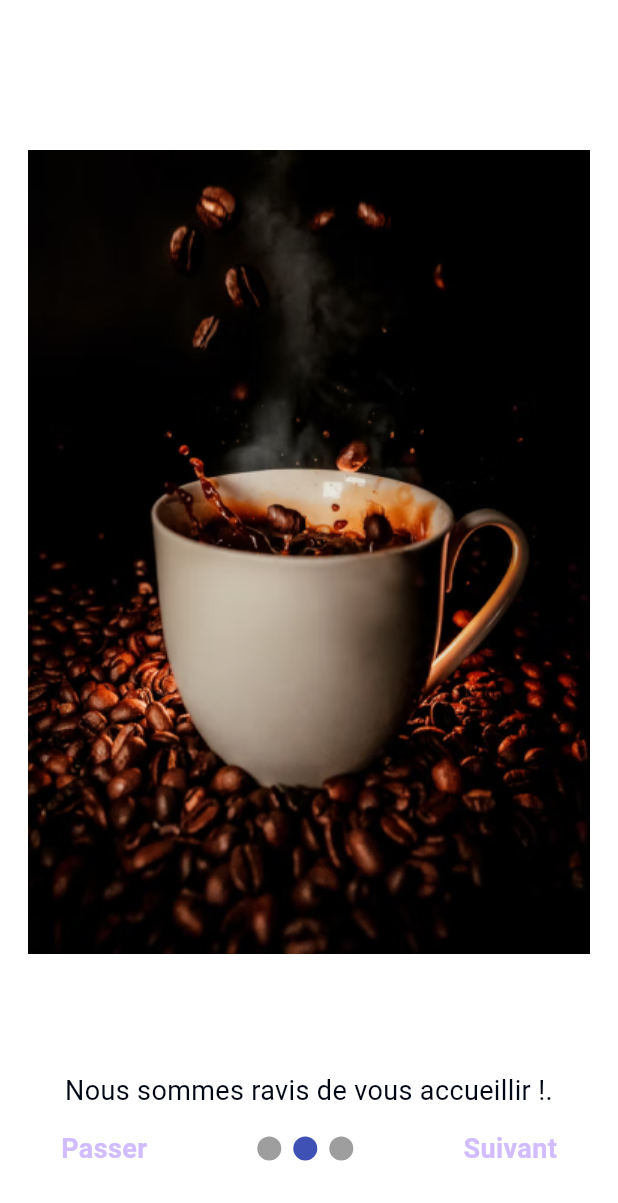
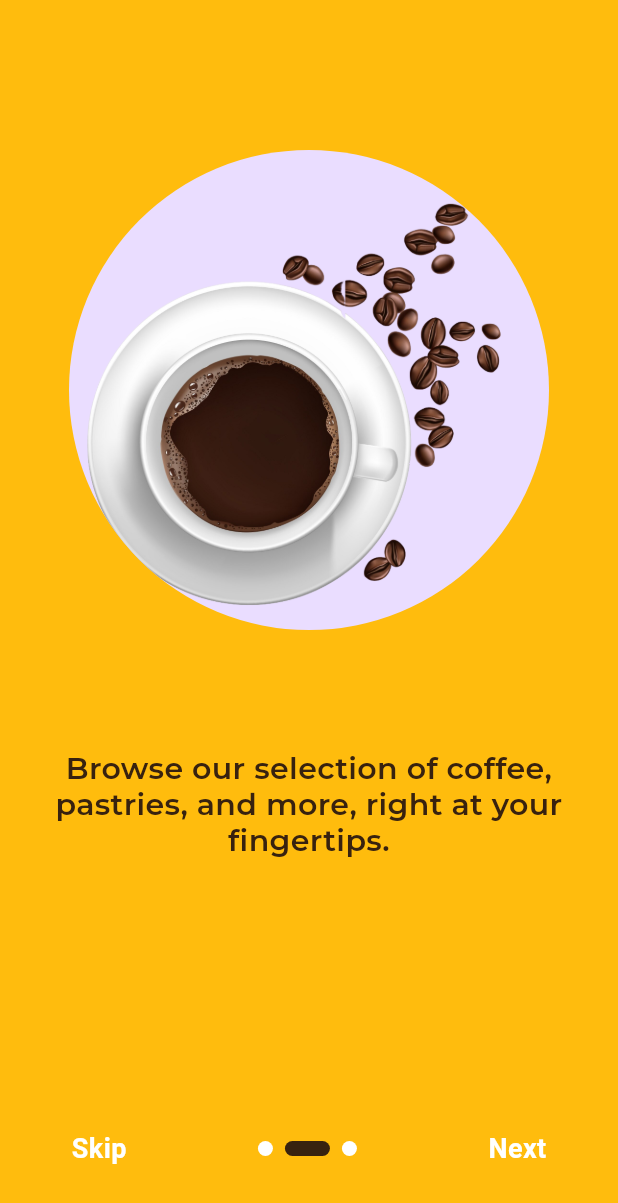
Before and after one commit to medDhiaAlaya/Barista, a Flutter app: the screen it shows after launch, swiped to page 2, on a phone screen of 412 x 824 dp. Shown: the top 1203 px of the screen. Run offline on Flutter 3.47's test engine with Material 3 defaults, Android fonts, the phone set to English and light mode, and no system bars; drawn by our look-alikes of smooth_page_indicator; our stand-ins replace bloc, cached_network_image, carousel_slider, cloud_firestore, connectivity_plus, file_picker and 8 more; missing offline and left inert: qr_code_scanner, wifi_iot; accounts and stored records are empty; Roboto replaces fonts that are missing (Kanit).

Commit message:
handle ui

```diff
--- /dev/null
+++ b/devtools_options.yaml
@@ -0,0 +1,3 @@
+description: This file stores settings for Dart & Flutter DevTools.
+documentation: https://docs.flutter.dev/tools/devtools/extensions#configure-extension-enablement-states
+extensions:
--- a/lib/main.dart
+++ b/lib/main.dart
@@ -61,7 +61,8 @@ class MyApp extends StatelessWidget {
         ],
         child: MaterialApp(
           debugShowCheckedModeBanner: false,
-          home: initialWidget,
+          home: OnBoardingScreen(),
+          //initialWidget,
         ),
       ),
     );
--- a/lib/presentation/on_boarding/on_boarding_screen.dart
+++ b/lib/presentation/on_boarding/on_boarding_screen.dart
@@ -1,7 +1,10 @@
+
 import 'package:barista/presentation/home/home.dart';
 import 'package:barista/shared/components/default_text.dart';
 import 'package:barista/shared/network/local/cache_helper.dart';
+import 'package:barista/shared/styles/colors.dart';
 import 'package:flutter/material.dart';
+import 'package:google_fonts/google_fonts.dart';
 import 'package:smooth_page_indicator/smooth_page_indicator.dart';
 
 class OnBoardingScreen extends StatefulWidget {
@@ -41,6 +44,7 @@ class _OnBoardingScreenState extends State<OnBoardingScreen> {
   @override
   Widget build(BuildContext context) {
     return Scaffold(
+      backgroundColor: kPrimaryColor,
       body: Stack(
         children: [
           PageView(
@@ -51,16 +55,14 @@ class _OnBoardingScreenState extends State<OnBoardingScreen> {
               });
             },
             children: [
+              introPage("Welcome to Barista", "1.png"),
               introPage(
-                  "Bienvenue",
-                  ""),
-              introPage(
-                "Nous sommes ravis de vous accueillir !.",
-                "",
+                "Browse our selection of coffee, pastries, and more, right at your fingertips.",
+                "3d-realistic-cup-coffee-beans.png",
               ),
               introPage(
-                "Bienvenue dans votre expérience !",
-                "",
+                "Enjoy seamless internet access with our easy-to-use WiFi connection feature.",
+                "omb3.jpeg",
               ),
             ],
           ),
@@ -77,15 +79,21 @@ class _OnBoardingScreenState extends State<OnBoardingScreen> {
                       borderRadius: BorderRadius.circular(8),
                     ),
                     child: DefaultText(
-                      text: 'Passer',
+                      text: 'Skip',
                       textSize: 18,
                       weight: FontWeight.w600,
-                      textColor: Theme.of(context).colorScheme.inversePrimary,
+                      textColor: Colors.white,
                     ),
                   ),
                 ),
                 SmoothPageIndicator(
                   controller: _controller,
+                  effect: const ExpandingDotsEffect(
+                    dotColor: Colors.white,
+                    activeDotColor: kSecondaryColor,
+                    dotHeight: 10,
+                    dotWidth: 10,
+                  ),
                   count: 3,
                 ),
                 InkWell(
@@ -94,7 +102,7 @@ class _OnBoardingScreenState extends State<OnBoardingScreen> {
                       onClick();
                     } else {
                       _controller.nextPage(
-                        duration: const Duration(milliseconds: 1000),
+                        duration: const Duration(milliseconds: 500),
                         curve: Curves.easeIn,
                       );
                     }
@@ -105,10 +113,10 @@ class _OnBoardingScreenState extends State<OnBoardingScreen> {
                       borderRadius: BorderRadius.circular(8),
                     ),
                     child: DefaultText(
-                      text: currentPage == 2 ? 'Fini' : 'Suivant',
+                      text: currentPage == 2 ? 'Done' : 'Next',
                       textSize: 18,
                       weight: FontWeight.w600,
-                      textColor: Theme.of(context).colorScheme.inversePrimary,
+                      textColor: Colors.white,
                     ),
                   ),
                 ),
@@ -121,26 +129,54 @@ class _OnBoardingScreenState extends State<OnBoardingScreen> {
   }
 
   Widget introPage(String text, String image) {
-    return Container(
-      color: Colors.white,
+    return AnimatedBuilder(
+      animation: _controller,
+      builder: (context, child) {
+        double value = 1.0;
+        if (_controller.position.haveDimensions) {
+          value = _controller.page! - currentPage;
+          value = (1 - (value.abs() * 0.3)).clamp(0.0, 1.0);
+        }
+        return Opacity(
+          opacity: value,
+          child: Transform(
+            transform: Matrix4.identity()..scale(value, value),
+            alignment: Alignment.center,
+            child: Container(
+              color: kPrimaryColor,
+              child: Padding(
+                padding: const EdgeInsets.symmetric(horizontal: 20.0),
                 child: Column(
                   children: [
                     const SizedBox(
                       height: 100,
                     ),
-          Image.asset(
-            'assets/images/welcome.png',
+                    CircleAvatar(
+                      backgroundImage: AssetImage(
+                        'assets/images/$image',
+                      ),
+                      radius: 160,
                     ),
                     const SizedBox(
                       height: 80,
                     ),
-          DefaultText(
-            text: text,
+                    Text(
+                      text,
                       textAlign: TextAlign.center,
-            textSize: 18,
+                      style: GoogleFonts.montserrat(
+                        height: 1.2,
+                        fontWeight: FontWeight.w600,
+                        color: kSecondaryColor,
+                        fontSize: 20,
+                      ),
                     ),
                   ],
                 ),
+              ),
+            ),
+          ),
+        );
+      },
     );
   }
 }
--- a/lib/presentation/products/products.dart
+++ b/lib/presentation/products/products.dart
@@ -56,7 +56,7 @@ class _ProductsScreenState extends State<ProductsScreen> {
                     textColor: Colors.white,
                   ),
                   child: const Icon(
-                    Icons.shopping_cart,
+                    Icons.shopping_bag_outlined,
                   ),
                 );
               },
--- a/lib/presentation/welcome/welcome.dart
+++ b/lib/presentation/welcome/welcome.dart
@@ -88,7 +88,7 @@ class _WelcomeState extends State<Welcome> {
                   height: 10,
                 ),
                 MyButton(
-                  title: 'chack menu',
+                  title: 'check menu',
                   onPressed: () {
                     Navigator.of(context).push(
                       MaterialPageRoute(
--- a/lib/shared/styles/colors.dart
+++ b/lib/shared/styles/colors.dart
@@ -1,7 +1,7 @@
 import 'package:flutter/material.dart';
 
-const kPrimaryColor = Color(0xFF4FC114);
-//const kSecondaryColor = Color(0xFFAF81EA);
+const kPrimaryColor = Color(0xFFffbc0d);
+const kSecondaryColor = Color(0xFF38220F);
 const kDarkColor = Color(0xFF000714);
 const kBodyTextColor = Color(0xFF828282);
 const kLineColor = Color(0xFFB7B7B7);
--- a/pubspec.yaml
+++ b/pubspec.yaml
@@ -71,6 +71,9 @@ dev_dependencies:
   conditional_builder_null_safety: ^0.0.6
   flutter_native_splash: ^2.3.7
   dropdown_button2: ^2.3.9
+flutter_native_splash:
+  color: "#ffbc0d"
+  image: assets/images/2.png
 
   # The "flutter_lints" package below contains a set of recommended lints to
   # encourage good coding practices. The lint set provided by the package is
```
Also changed, not shown: lib/presentation/cart/shopping_cart.dart (+59 -34 lines), lib/presentation/categories/categories.dart (+7 -1 lines), lib/presentation/product/product.dart (+53 -33 lines), lib/shared/components/my_button.dart (+13 -11 lines), assets/images/1.png (added), assets/images/2.png (added), assets/images/3d-realistic-cup-coffee-beans.png (added), assets/images/omb3.jpeg (added), assets/images/realistic-cup-black-brewed-coffee-saucer-vector-illustration.png (added), lib/shared/helpers/show_dialog.dart (line endings or trailing spaces), pubspec.lock, 5 other files. Lines whose indentation alone changed are shown as unchanged.
